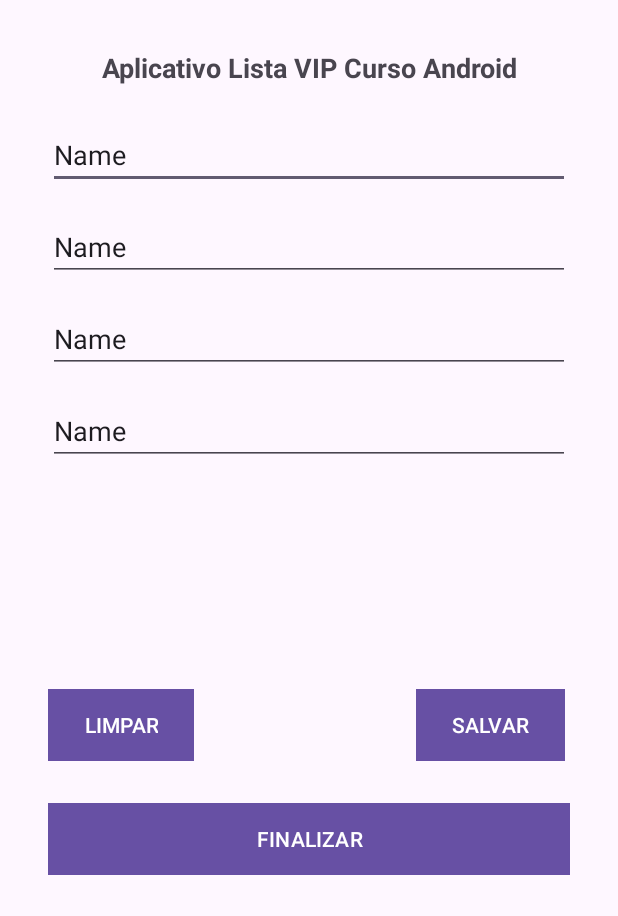
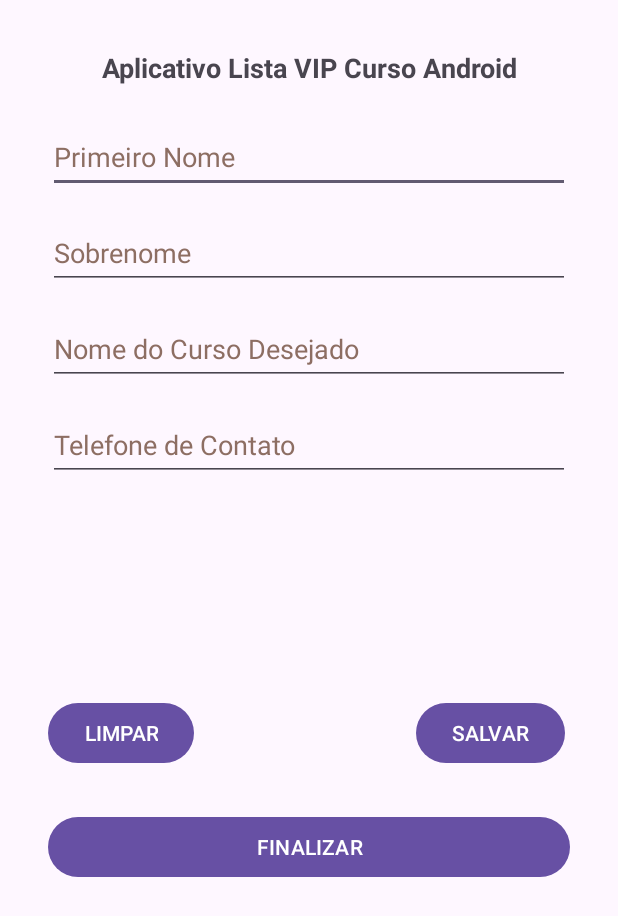
Before and after one commit to Marcio44/AppsAndroid2023, an Android app: the screen it shows after launch (MainActivity), on a phone screen of 412 x 824 dp. Shown: the top 916 px of the screen. Run offline under Robolectric (Android 15) with nearby library versions, the phone set to English and light mode, and no system bars.

Commit message:
Layout do app customizado. Retirando erros e adevertências.

```diff
--- a/AppListaCurso/app/src/main/res/layout/activity_main.xml
+++ b/AppListaCurso/app/src/main/res/layout/activity_main.xml
@@ -8,10 +8,10 @@
     tools:context=".MainActivity">
 
     <TextView
-        android:id="@+id/textView"
+        android:id="@+id/text_titulo"
         android:layout_width="347dp"
         android:layout_height="32dp"
-        android:text="Aplicativo Lista VIP Curso Android"
+        android:text="@string/txt_titulo_app"
         android:textAlignment="center"
         android:textSize="18sp"
         android:textStyle="bold"
@@ -23,57 +23,65 @@
 
 
     <EditText
-        android:id="@+id/editTextText"
+        android:id="@+id/text_primeiroNome"
         android:layout_width="match_parent"
         android:layout_height="wrap_content"
         android:layout_margin="16dp"
+        android:autofillHints=""
         android:ems="10"
-        android:hint="Primeiro Nome"
+        android:hint="@string/txt_hint_primeiro_nome"
         android:inputType="text"
-        android:text="Name"
+        android:minHeight="48dp"
+        android:textColorHint="#8D6E63"
         app:layout_constraintEnd_toEndOf="parent"
         app:layout_constraintStart_toStartOf="parent"
-        app:layout_constraintTop_toBottomOf="@+id/textView" />
+        app:layout_constraintTop_toBottomOf="@+id/text_titulo" />
 
     <EditText
-        android:id="@+id/editTextText2"
+        android:id="@+id/text_sobrenome"
         android:layout_width="match_parent"
         android:layout_height="wrap_content"
         android:layout_margin="16dp"
+        android:autofillHints=""
         android:ems="10"
-        android:hint="Sobrenome"
+        android:hint="@string/txt_hint_sobrenome"
         android:inputType="text"
-        android:text="Name"
+        android:minHeight="48dp"
+        android:textColorHint="#8D6E63"
         app:layout_constraintEnd_toEndOf="parent"
         app:layout_constraintStart_toStartOf="parent"
-        app:layout_constraintTop_toBottomOf="@+id/editTextText" />
+        app:layout_constraintTop_toBottomOf="@+id/text_primeiroNome" />
 
     <EditText
-        android:id="@+id/editTextText3"
+        android:id="@+id/text_curso"
         android:layout_width="match_parent"
         android:layout_height="wrap_content"
         android:layout_margin="16dp"
+        android:autofillHints=""
         android:ems="10"
-        android:hint="Nome do Curso Desejado"
+        android:hint="@string/txt_nome_do_curso"
         android:inputType="text"
-        android:text="Name"
+        android:minHeight="48dp"
+        android:textColorHint="#8D6E63"
         app:layout_constraintEnd_toEndOf="parent"
         app:layout_constraintStart_toStartOf="parent"
-        app:layout_constraintTop_toBottomOf="@+id/editTextText2" />
+        app:layout_constraintTop_toBottomOf="@+id/text_sobrenome" />
 
     <EditText
-        android:id="@+id/editTextText4"
+        android:id="@+id/text_contato"
         android:layout_width="match_parent"
         android:layout_height="wrap_content"
         android:layout_margin="16dp"
         android:layout_marginTop="60dp"
+        android:autofillHints=""
         android:ems="10"
-        android:hint="Telefone de Contato"
+        android:hint="@string/txt_telefone_contato"
         android:inputType="text"
-        android:text="Name"
+        android:minHeight="48dp"
+        android:textColorHint="#8D6E63"
         app:layout_constraintEnd_toEndOf="parent"
         app:layout_constraintStart_toStartOf="parent"
-        app:layout_constraintTop_toBottomOf="@+id/editTextText3" />
+        app:layout_constraintTop_toBottomOf="@+id/text_curso" />
 
     <Button
         android:id="@+id/button"
@@ -81,8 +89,7 @@
         android:layout_height="wrap_content"
         android:layout_marginStart="16dp"
         android:layout_marginBottom="28dp"
-        android:background="@color/corBotao"
-        android:text="LIMPAR"
+        android:text="@string/btn_limpar"
         app:layout_constraintBottom_toTopOf="@+id/button3"
         app:layout_constraintStart_toStartOf="parent" />
 
@@ -92,8 +99,7 @@
         android:layout_height="wrap_content"
         android:layout_marginStart="148dp"
         android:layout_marginBottom="28dp"
-        android:background="@color/corBotao"
-        android:text="SALVAR"
+        android:text="@string/btn_salvar"
         app:layout_constraintBottom_toTopOf="@+id/button3"
         app:layout_constraintEnd_toEndOf="parent"
         app:layout_constraintHorizontal_bias="0.0"
@@ -105,11 +111,10 @@
         android:layout_height="wrap_content"
         android:layout_marginStart="16dp"
         android:layout_marginEnd="16dp"
-        android:background="@color/corBotao"
-        android:text="FINALIZAR"
+        android:text="@string/btn_finalizar"
         app:layout_constraintBottom_toBottomOf="parent"
         app:layout_constraintEnd_toEndOf="parent"
         app:layout_constraintStart_toStartOf="parent"
-        app:layout_constraintTop_toBottomOf="@+id/editTextText4" />
+        app:layout_constraintTop_toBottomOf="@+id/text_contato" />
 
 </androidx.constraintlayout.widget.ConstraintLayout>
--- a/AppListaCurso/app/src/main/res/values/strings.xml
+++ b/AppListaCurso/app/src/main/res/values/strings.xml
@@ -1,3 +1,12 @@
 <resources>
     <string name="app_name">AppListaCurso</string>
+    <string name="txt_titulo_app">Aplicativo Lista VIP Curso Android</string>
+    <string name="txt_hint_primeiro_nome">Primeiro Nome</string>
+    <string name="txt_hint_sobrenome">Sobrenome</string>
+    <string name="btn_limpar">LIMPAR</string>
+    <string name="btn_salvar">SALVAR</string>
+    <string name="btn_finalizar">FINALIZAR</string>
+    <string name="txt_nome_do_curso">Nome do Curso Desejado</string>
+    <string name="txt_telefone_contato">Telefone de Contato</string>
+
 </resources>
```
